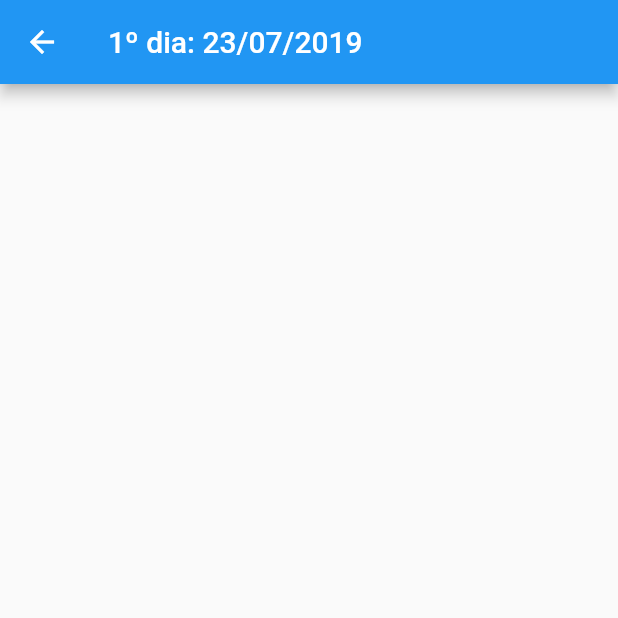
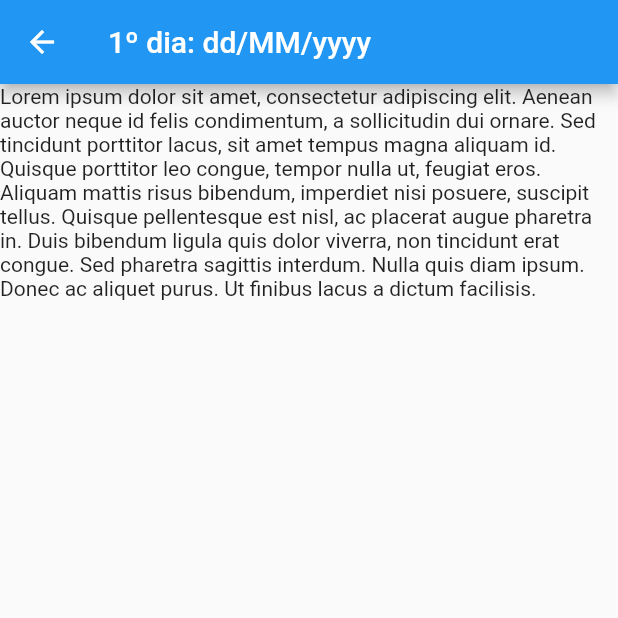
Before and after one commit to heitorvrb/jejum_de_daniel, a Flutter app: the screen it shows after launch, after a tap on "Iniciar Jejum de Daniel", on a phone screen of 412 x 824 dp, the top half of it. Run offline on Flutter 3.47's test engine with Material 2 defaults, Android fonts, the phone set to English and light mode, and no system bars.

Commit message:
Creating Dia class

```diff
--- /dev/null
+++ b/lib/dia.dart
@@ -0,0 +1,24 @@
+import 'package:flutter/material.dart';
+
+class Dia extends StatelessWidget {
+  final _dia;
+
+  Dia (this._dia);
+
+  @override
+  Widget build(BuildContext context) {
+    return new Scaffold(
+      body: new Stack(
+        children: <Widget>[
+          Scaffold(
+            appBar: AppBar(
+              title: Text("$_diaº dia: dd/MM/yyyy"),
+            ),
+            body: Text("Lorem ipsum dolor sit amet, consectetur adipiscing elit. Aenean auctor neque id felis condimentum, a sollicitudin dui ornare. Sed tincidunt porttitor lacus, sit amet tempus magna aliquam id. Quisque porttitor leo congue, tempor nulla ut, feugiat eros. Aliquam mattis risus bibendum, imperdiet nisi posuere, suscipit tellus. Quisque pellentesque est nisl, ac placerat augue pharetra in. Duis bibendum ligula quis dolor viverra, non tincidunt erat congue. Sed pharetra sagittis interdum. Nulla quis diam ipsum. Donec ac aliquet purus. Ut finibus lacus a dictum facilisis."
+            ),
+          ),
+        ],
+      ),
+    );
+  }
+}
--- a/lib/main.dart
+++ b/lib/main.dart
@@ -1,4 +1,5 @@
 import 'package:flutter/material.dart';
+import 'package:jejum_de_daniel/dia.dart';
 
 void main() => runApp(MyApp());
 
@@ -35,32 +36,32 @@ class MyHomePage extends StatefulWidget {
 }
 
 class _MyHomePageState extends State<MyHomePage> {
-  int _dia = 1;
-  var _startDate;
+  var _startDate = new DateTime.now();
 
   Future _selectStartDate() async {
     DateTime picked = await showDatePicker(
         context: context,
         initialDate: new DateTime.now(),
-        firstDate: new DateTime(2016),
-        lastDate: new DateTime(2020)
+        firstDate: new DateTime(2016), //TODO: Não precisa de um intervalo tão grande entre datas
+        lastDate: new DateTime(2020)   //Todo: Fazer um intervalo dinâmico entre datas
     );
     if(picked != null) setState(() {
-      _startDate = picked.toString();
+      _startDate = picked;
       _pray();
     });
   }
 
   void _pray() {
+    List<Widget> dias = [Dia(1), Dia(2), Dia(3)];
+
     Navigator.of(context).push(
         new MaterialPageRoute<void>(
             builder: (BuildContext context) {
-              return Scaffold(
-                appBar: AppBar(
-                  title: Text("$_diaº dia: 23/07/2019"),
-                ),
+              return PageView.builder(
+                itemCount: 21, //TODO: keep const?
+                itemBuilder: (BuildContext context, int index) => dias[index],
               );
-              }
+            }
         )
     );
   }
--- a/pubspec.yaml
+++ b/pubspec.yaml
@@ -19,6 +19,8 @@ dependencies:
   # The following adds the Cupertino Icons font to your application.
   # Use with the CupertinoIcons class for iOS style icons.
   cupertino_icons: ^0.1.2
+
+  intl: ^0.15.7
 
 dev_dependencies:
   flutter_test:
```
